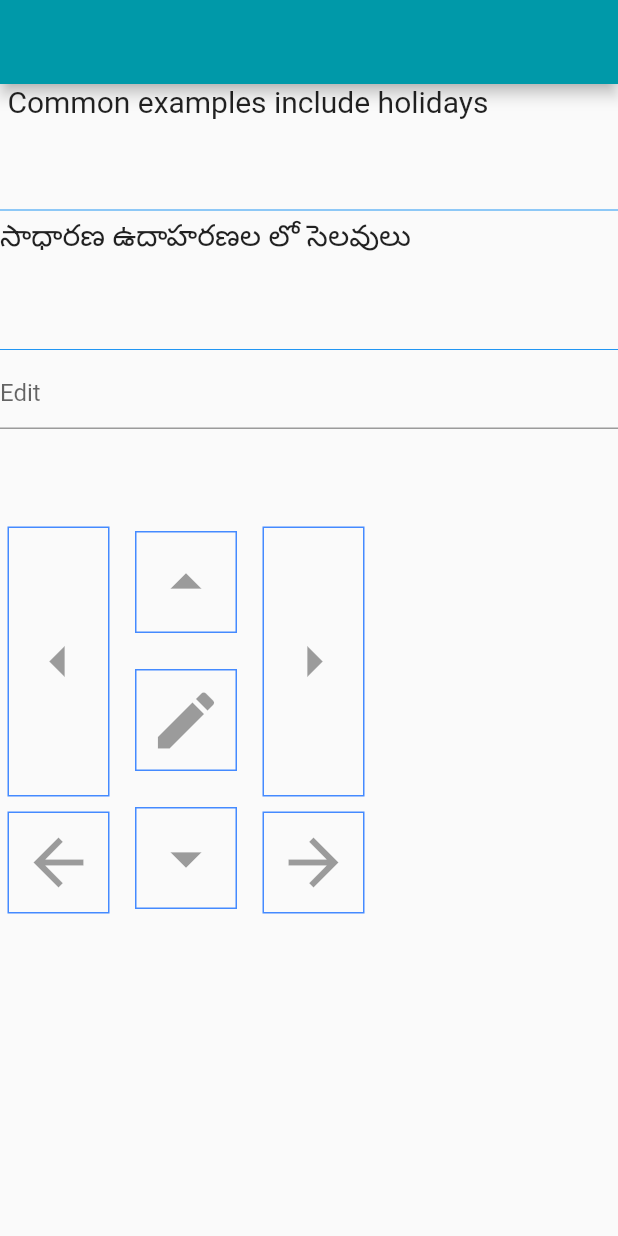
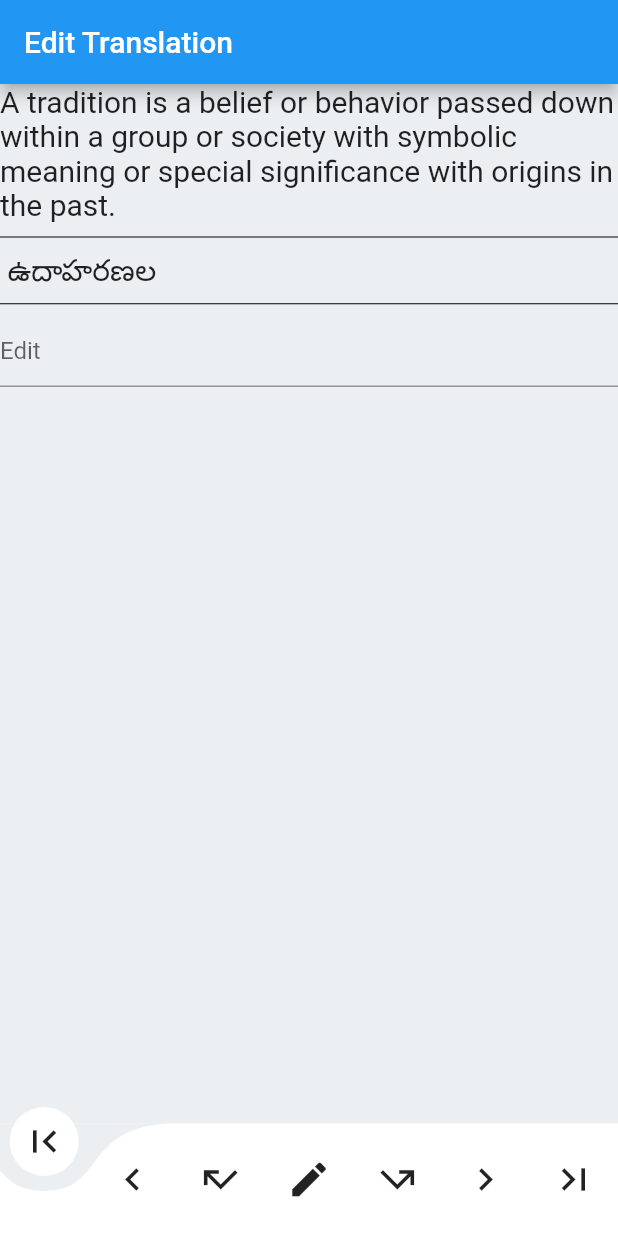
Before and after one commit to aslesha96/fluttterkeypad, a Flutter app: the screen it shows after launch, on a phone screen of 412 x 824 dp. Run offline on Flutter 3.47's test engine with Material 2 defaults, Android fonts, the phone set to English and light mode, and no system bars; drawn by our look-alikes of curved_navigation_bar.

Commit message:
new layout

```diff
--- a/lib/main.dart
+++ b/lib/main.dart
@@ -1,9 +1,10 @@
 import 'package:flutter/material.dart';
 import 'package:flutter_demo/newUI.dart';
+import 'package:flutter/services.dart';
+void main(){
+  SystemChrome.setEnabledSystemUIOverlays([]);
+  runApp(MyApp());
 
-void main(){
-//  SystemChrome.setEnabledSystemUIOverlays([]);
-  runApp(MyApp());
 }
 
 class MyApp extends StatelessWidget {
--- a/lib/newUI.dart
+++ b/lib/newUI.dart
@@ -1,4 +1,6 @@
 import 'package:flutter/material.dart';
+import 'package:curved_navigation_bar/curved_navigation_bar.dart';
+//import 'package:flutter_demo/edit.dart';
 
 class newUI extends StatefulWidget{
   @override
@@ -7,130 +9,108 @@ class newUI extends StatefulWidget{
 
 class newUIState extends State<newUI>{
 
+  int _page=0;
+
+//  final PageProducts _listProducts = PageProducts();
+  static var EnglishVersion = ["A tradition is a belief or behavior passed down within a group or society with symbolic meaning or special significance with origins in the past."];
+  static var GoogleVersion = ["ఒక సంప్రదాయం అనేది ఒక సమూహం లేదా సమాజం లోపల ఒక నమ్మకం లేదా ఒక ప్రవర్తన ఒక సింబాలిక్ అర్థం లేదా గతంలో మూలాలు తో ప్రత్యేక ప్రాముఖ్యత తో ఆమోదించింది."];
+  var count = 0;
   @override
   Widget build(BuildContext context) {
-    var Items;
+
     return Scaffold(
+        bottomNavigationBar: CurvedNavigationBar(
+//            initialIndex: 0,
+            items:<Widget>[
+              Icon(Icons.first_page,size: 30,),
+              Icon(Icons.keyboard_arrow_left,size: 30,),
+              Icon(Icons.call_missed,size: 30,),
+              Icon(Icons.edit,size: 30,),
+              Icon(Icons.call_missed_outgoing, size: 30,),
+              Icon(Icons.keyboard_arrow_right,size: 30,),
+              Icon(Icons.last_page,size: 30,),
+            ],
+            color:Colors.white,
+            backgroundColor: Colors.blueGrey[50],
+            animationCurve: Curves.easeOutCubic,
+            animationDuration:Duration(milliseconds: 600),
+            onTap:(index){
+              setState(() {
+                _page=index;
+              });
+            }
+        ),
         appBar: new AppBar(
-          backgroundColor: const Color(0xFF0099a9),
+          backgroundColor: Colors.blue,
+          title: Text("Edit Translation"),
+//          backgroundColor: const Color(0xFF0099a9),
         ),
         body: Container(
+          color: Colors.blueGrey[50],
+//          child: Center(
+//            child: Text(_page.toString(),textScaleFactor: 10.0,),
+//          ),
           child: new Column(
             crossAxisAlignment:   CrossAxisAlignment.start,
             children: <Widget>[
               Text.rich(
                 TextSpan(
                   children: <TextSpan>[
-                    TextSpan(text: ' Common',style: TextStyle(fontSize: 20.0)),
-                    TextSpan(text: ' examples',style: TextStyle(fontSize: 20.0)),
-                    TextSpan(text: ' include',style: TextStyle(fontSize: 20.0)),
-                    TextSpan(text:" holidays",style: TextStyle(fontSize: 20.0))
+                    TextSpan(text: EnglishVersion[count],style: TextStyle(fontSize: 20.0))],
+                ),
+              ),
+//              ListTile(),
+              Divider(color: Colors.black,height: 20.0,),
+              Text.rich(
+                TextSpan(
+                  children: <TextSpan>[
+                    TextSpan(text: ' ఉదాహరణల',style: TextStyle(fontSize: 20.0)),
                   ],
                 ),
               ),
-              ListTile(),
-              Divider(color: Colors.blue,height: 10.0,),
-              Text.rich(
-                TextSpan(
-                  children: <TextSpan>[
+//              ListTile(),
+              Divider(color: Colors.black,height: 15.0,),
 
-                    TextSpan(text:"సాధారణ",style: TextStyle(fontSize: 20.0,)),
-                    TextSpan(text: ' ఉదాహరణల',style: TextStyle(fontSize: 20.0)),
-                    TextSpan(text: ' లో',style: TextStyle(fontSize: 20.0,)),
-                    TextSpan(text: ' సెలవులు',style: TextStyle(fontSize: 20.0,)),
-                  ],
-                ),
-              ),
-              ListTile(),
-              Divider(color: Colors.blue,height: 10.0,),
+
               TextField(decoration: InputDecoration(hintText: "Edit"),),
-              ListTile(),
-              Row(
-                children: <Widget>[
-                  Column(
-                    //ROW 1
-                    children: [
-                      Container(
-//                color: Colors.orange,
-                          margin: EdgeInsets.all(5.0),
-//                  padding: const EdgeInsets.all(3.0),
-                          height: 180.0,
-                          decoration: new BoxDecoration(
-                              border: new Border.all(color: Colors.blueAccent)
-                          ),
-                          child: IconButton(icon: new Icon(Icons.arrow_left),iconSize: 50.0,)
-                      ),
-                      Container(
-//                color: Colors.blue,
-                          margin: EdgeInsets.all(5.0),
-                          decoration: new BoxDecoration(
-                              border: new Border.all(color: Colors.blueAccent)
-                          ),
-                          child: IconButton(icon: new Icon(Icons.arrow_back),iconSize: 50.0,)
-                      ),
-//              Container(
-////                color: Colors.purple,
-//                margin: EdgeInsets.all(25.0),
-//                  child: IconButton(icon: new Icon(Icons.arrow_back),iconSize: 50.0,)
+//              Row(
+//                mainAxisAlignment: MainAxisAlignment.spaceBetween,
+//                children: <Widget>[
+//                  new Flexible(
+//                    child: new TextField(
+//                        decoration: InputDecoration(
+//                            contentPadding: EdgeInsets.all(10)
+//                        )
+//                    ),
+//                  ),
+//                  SizedBox(width: 20.0,),
+//                  new Flexible(
+//                    child: new TextField(
+//                        decoration: InputDecoration(
+//                            contentPadding: EdgeInsets.all(10)
+//                        )
+//                    ),
+//                  ),
+//                  SizedBox(width: 20.0,),
+//                  new Flexible(
+//                    child: new TextField(
+//                        decoration: InputDecoration(
+//                            contentPadding: EdgeInsets.all(10)
+//                        )
+//                    ),
+//                  ),
+//                  SizedBox(width: 20.0,),
+//                  new Flexible(
+//                    child: new TextField(
+//                        decoration: InputDecoration(
+//                            contentPadding: EdgeInsets.all(10)
+//                        )
+//                    ),
+//                  ),
+//                ],
 //              ),
-                    ],
-                  ),
-                  Column(//ROW 2
-                      children: [
-                        Container(
-//                  color: Colors.orange,
-                            margin: EdgeInsets.all(12.0),
-                            decoration: new BoxDecoration(
-                                border: new Border.all(color: Colors.blueAccent)
-                            ),
-                            child: IconButton(icon: new Icon(Icons.arrow_drop_up),iconSize: 50.0,)
-                        ),
-                        Container(
-//                  color: Colors.blue,
-                            margin: EdgeInsets.all(12.0),
-//                margin: EdgeInsets.only(left: 5.0,top: 5.0,bottom: 12.0,right: 5.0),
-                            decoration: new BoxDecoration(
-                                border: new Border.all(color: Colors.blueAccent)
-                            ),
-                            child: IconButton(icon: new Icon(Icons.mode_edit),iconSize: 50.0,)
+//              ListTile(),
 
-                        ),
-                        Container(
-//                  color: Colors.purple,
-                            margin: EdgeInsets.all(12.0),
-                            decoration: new BoxDecoration(
-                                border: new Border.all(color: Colors.blueAccent)
-                            ),
-                            child: IconButton(icon: new Icon(Icons.arrow_drop_down),iconSize: 50.0,)
-                        )
-                      ]),
-                  Column(// ROW 3
-                      children: [
-                        Container(
-//                  color: Colors.orange,
-                            margin: EdgeInsets.all(5.0),
-                            height: 180.0,
-                            decoration: new BoxDecoration(
-                                border: new Border.all(color: Colors.blueAccent)
-                            ),
-                            child: IconButton(icon: new Icon(Icons.arrow_right),iconSize: 50.0,)
-                        ),
-                        Container(
-//                  color: Colors.blue,
-                            margin: EdgeInsets.all(5.0),
-                            decoration: new BoxDecoration(
-                                border: new Border.all(color: Colors.blueAccent)
-                            ),
-                            child: IconButton(icon: new Icon(Icons.arrow_forward),iconSize: 50.0,)
-                        ),
-//                Container(
-////                  color: Colors.purple,
-//                  margin: EdgeInsets.all(25.0),
-//                    child: IconButton(icon: new Icon(Icons.arrow_forward),iconSize: 50.0,)
-//                ),
-                      ]),
-                ],
-              )
             ],
           ),
         )
--- a/pubspec.yaml
+++ b/pubspec.yaml
@@ -23,6 +23,7 @@ dependencies:
   # The following adds the Cupertino Icons font to your application.
   # Use with the CupertinoIcons class for iOS style icons.
   cupertino_icons: ^0.1.2
+  curved_navigation_bar: ^0.2.1
 
 dev_dependencies:
   flutter_test:
```
Also changed, not shown: lib/edit.dart (added, +9 -0 lines), pubspec.lock.
